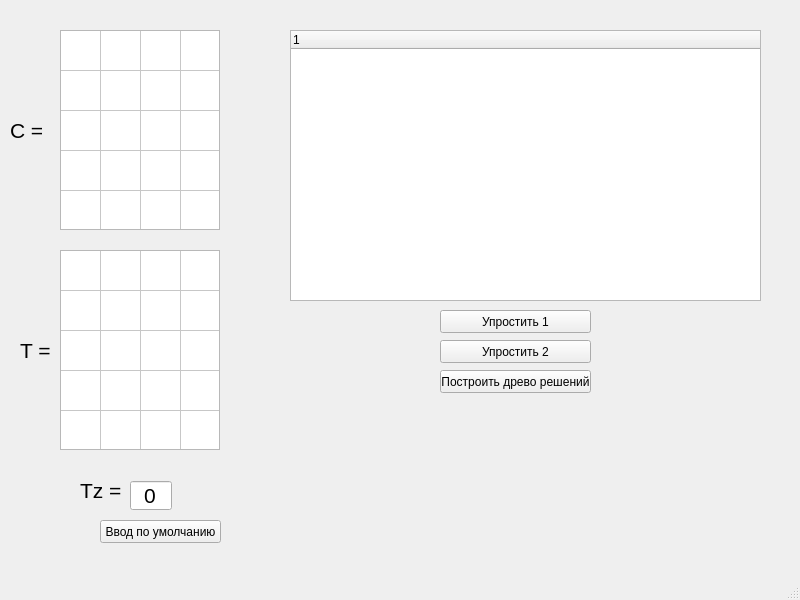
Before: the Qt Designer form mainForm.ui in StreakQ/ubs, drawn with Qt 5.
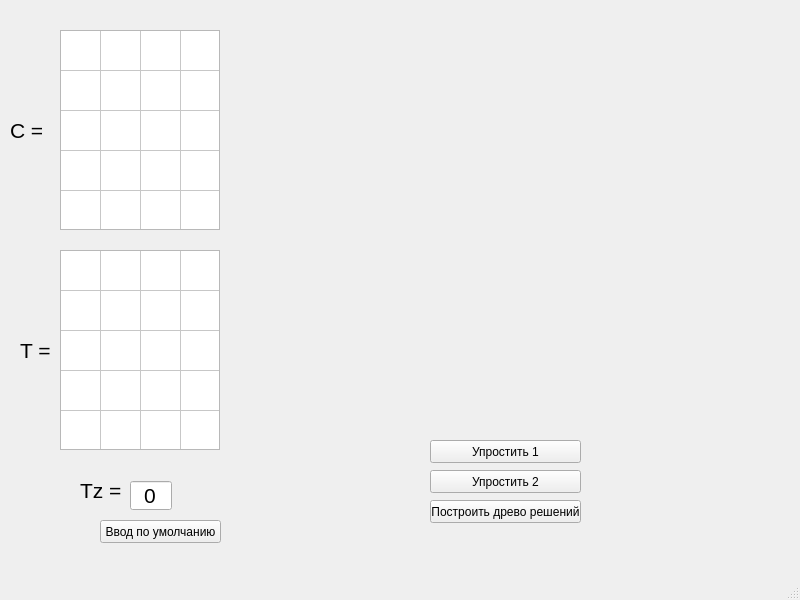
After: the same form once the commit is applied.

Commit message: есть svg

Diff of the .ui file:
```diff
--- a/mainForm.ui
+++ b/mainForm.ui
@@ -149,21 +149,6 @@
      <string>T =</string>
     </property>
    </widget>
-   <widget class="QTreeWidget" name="treeWidget">
-    <property name="geometry">
-     <rect>
-      <x>290</x>
-      <y>30</y>
-      <width>471</width>
-      <height>271</height>
-     </rect>
-    </property>
-    <column>
-     <property name="text">
-      <string notr="true">1</string>
-     </property>
-    </column>
-   </widget>
    <widget class="QPushButton" name="std_input">
     <property name="geometry">
      <rect>
@@ -180,8 +165,8 @@
    <widget class="QPushButton" name="simplify1">
     <property name="geometry">
      <rect>
-      <x>440</x>
-      <y>310</y>
+      <x>430</x>
+      <y>440</y>
       <width>151</width>
       <height>23</height>
      </rect>
@@ -193,8 +178,8 @@
    <widget class="QPushButton" name="simplify2">
     <property name="geometry">
      <rect>
-      <x>440</x>
-      <y>340</y>
+      <x>430</x>
+      <y>470</y>
       <width>151</width>
       <height>23</height>
      </rect>
@@ -206,8 +191,8 @@
    <widget class="QPushButton" name="build_tree">
     <property name="geometry">
      <rect>
-      <x>440</x>
-      <y>370</y>
+      <x>430</x>
+      <y>500</y>
       <width>151</width>
       <height>23</height>
      </rect>
@@ -358,6 +343,19 @@
      </property>
     </column>
    </widget>
+   <widget class="QLabel" name="image_label">
+    <property name="geometry">
+     <rect>
+      <x>270</x>
+      <y>40</y>
+      <width>421</width>
+      <height>341</height>
+     </rect>
+    </property>
+    <property name="text">
+     <string/>
+    </property>
+   </widget>
   </widget>
   <widget class="QMenuBar" name="menubar">
    <property name="geometry">
```
Left out of the diff: 2 changed lines with no effect on the pictures. The commit also changes 2 other files.
